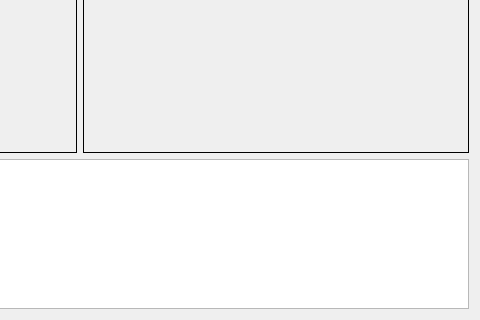
The window that mainwindow.ui (LuisEduardoER/batalha-naval) describes before a commit, drawn with Qt 5; both pictures show x 320 to 800 and y 280 to 600 of the 800 by 600 pixel window.
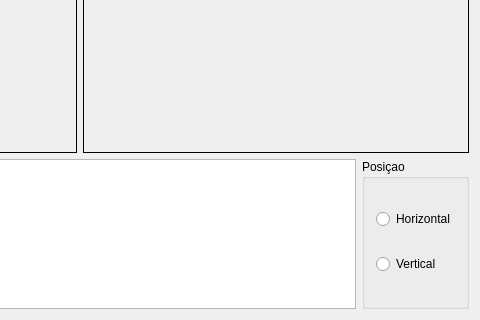
The same window after the commit. Icons and pictures are not drawn.

Commit message: adicionado group box pra posiçao (horizontal/vertical) do navio

```diff
--- a/mainwindow.ui
+++ b/mainwindow.ui
@@ -85,6 +85,8 @@
      </layout>
     </item>
     <item>
+     <layout class="QHBoxLayout" name="horizontalLayout_2">
+      <item>
      <widget class="QListWidget" name="listWidget">
       <property name="maximumSize">
        <size>
@@ -98,6 +100,9 @@
       <property name="movement">
        <enum>QListView::Free</enum>
       </property>
+        <property name="isWrapping" stdset="0">
+         <bool>false</bool>
+        </property>
       <property name="layoutMode">
        <enum>QListView::Batched</enum>
       </property>
@@ -111,6 +116,31 @@
        <bool>false</bool>
       </property>
      </widget>
+      </item>
+      <item>
+       <widget class="QGroupBox" name="groupBox">
+        <property name="title">
+         <string>Posiçao</string>
+        </property>
+        <layout class="QVBoxLayout" name="verticalLayout_2">
+         <item>
+          <widget class="QRadioButton" name="radioButton">
+           <property name="text">
+            <string>Horizontal</string>
+           </property>
+          </widget>
+         </item>
+         <item>
+          <widget class="QRadioButton" name="radioButton_2">
+           <property name="text">
+            <string>Vertical</string>
+           </property>
+          </widget>
+         </item>
+        </layout>
+       </widget>
+      </item>
+     </layout>
     </item>
    </layout>
   </widget>
```
Left out of the diff: 4 changed lines with no effect on the pictures. Lines whose indentation alone changed are shown as unchanged. The commit also changes 3 other files.
